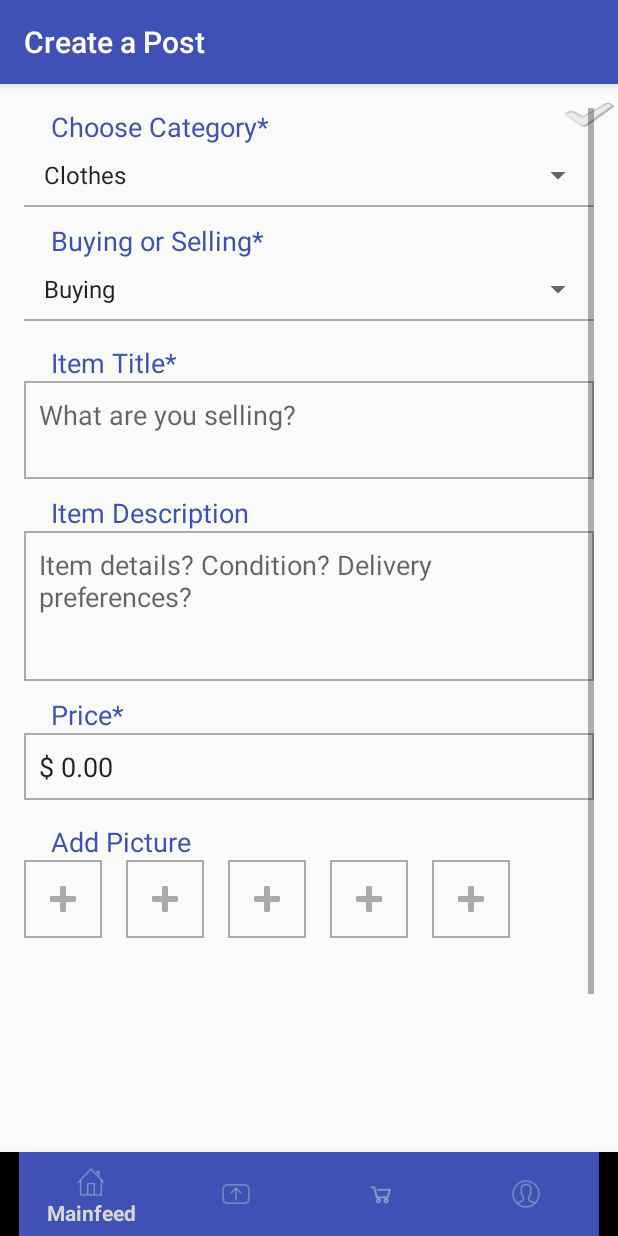
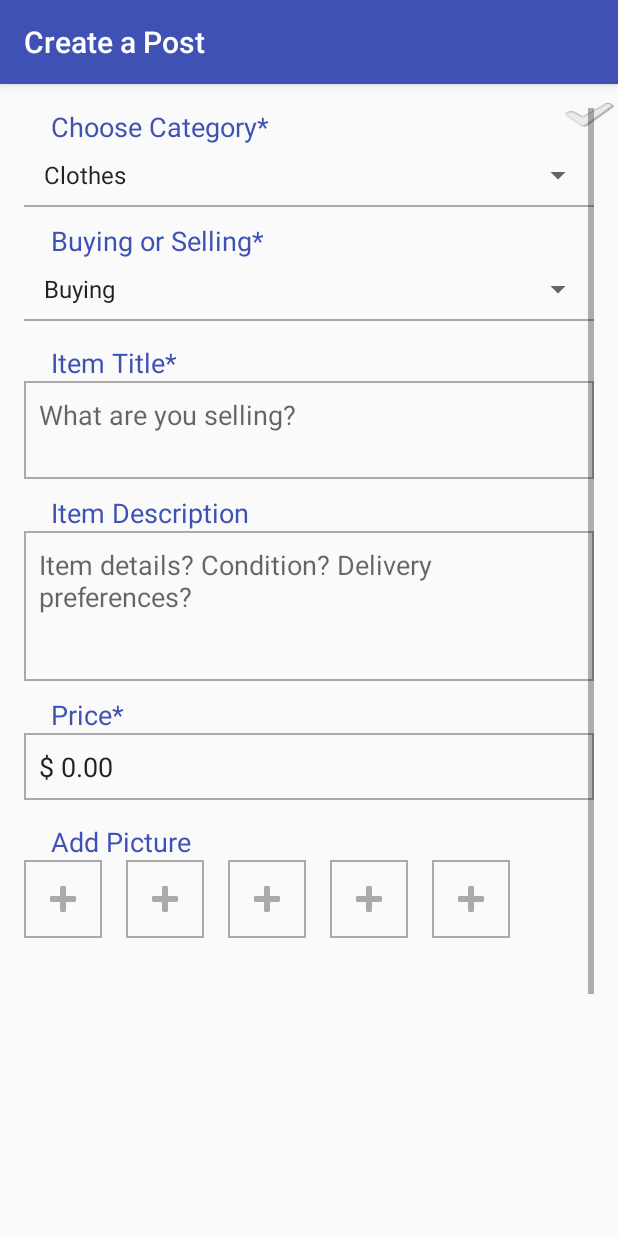
Before and after one commit to FrankSpitulski/TritonTrade, an Android app: the Create_Post screen opened directly, with no data from a screen before it, on a phone screen of 412 x 824 dp. Run offline under Robolectric (Android 15) with nearby library versions, the phone set to English and light mode, and no system bars; network calls fail.

Commit message:
Comment out create post's bottom tool bar

```diff
--- a/app/src/main/res/layout/activity_create__post.xml
+++ b/app/src/main/res/layout/activity_create__post.xml
@@ -9,15 +9,15 @@
     tools:context="com.tmnt.tritontrade.view.Create_Post">
 
 
-    <android.support.design.widget.BottomNavigationView
-        android:id="@+id/bottom_navigation"
-        android:layout_width="match_parent"
-        android:layout_height="wrap_content"
-        android:layout_alignParentBottom="true"
-        app:itemBackground="@color/colorPrimary"
-        app:itemIconTint="@color/white"
-        app:itemTextColor="@color/white"
-        app:menu="@menu/bottom_nav_items" />
+    <!--<android.support.design.widget.BottomNavigationView-->
+        <!--android:id="@+id/bottom_navigation"-->
+        <!--android:layout_width="match_parent"-->
+        <!--android:layout_height="wrap_content"-->
+        <!--android:layout_alignParentBottom="true"-->
+        <!--app:itemBackground="@color/colorPrimary"-->
+        <!--app:itemIconTint="@color/white"-->
+        <!--app:itemTextColor="@color/white"-->
+        <!--app:menu="@menu/bottom_nav_items" />-->
 
     <ScrollView
         android:layout_width="match_parent"
```
Also changed, not shown: app/src/main/java/com/tmnt/tritontrade/view/Create_Post.java (+33 -33 lines).
